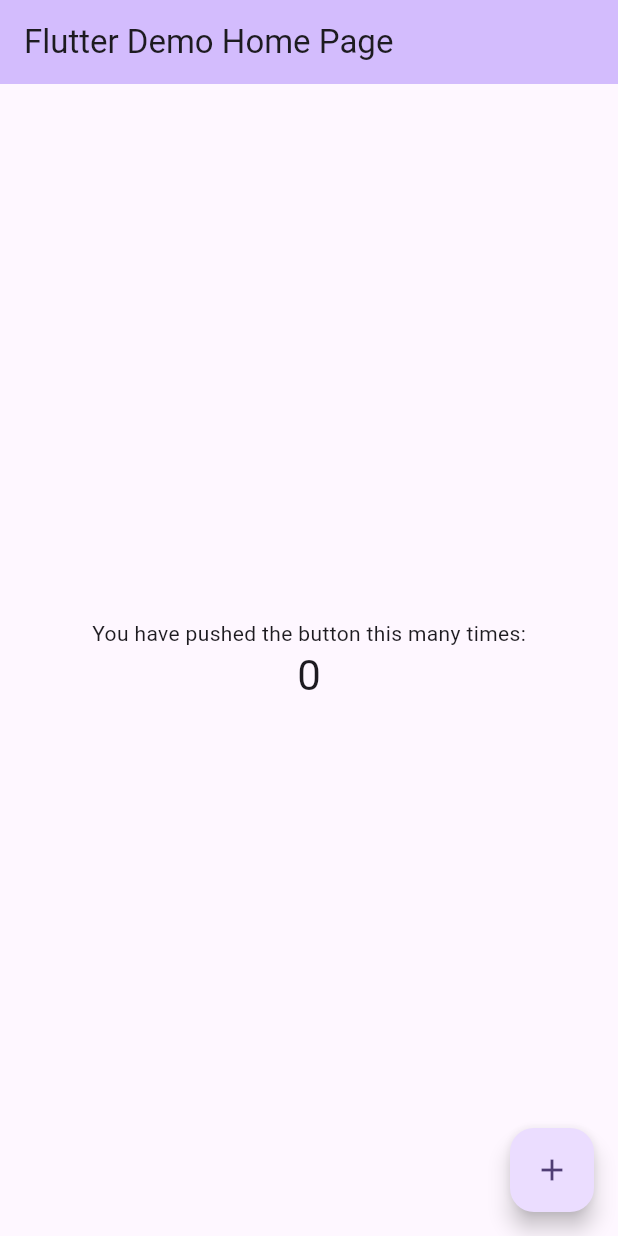
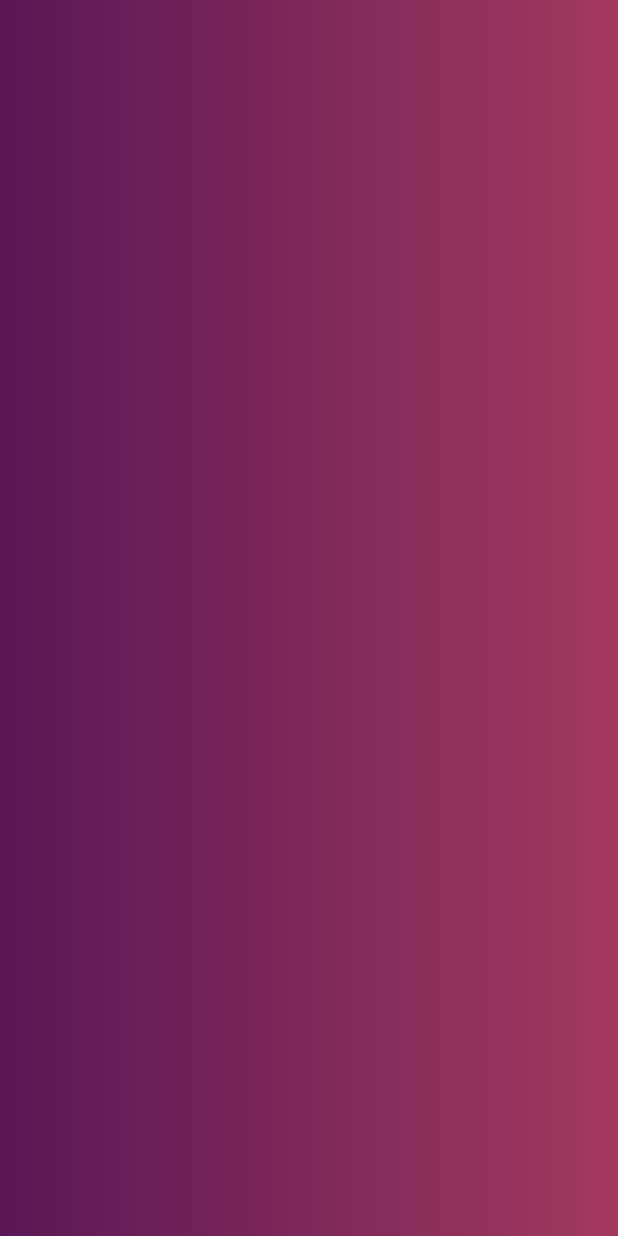
Before and after one commit to Ishu-Choubey/twyn_app, a Flutter app: the screen it shows after launch, on a phone screen of 412 x 824 dp. Run offline on Flutter 3.47's test engine with Material 2 defaults, Android fonts, the phone set to English and light mode, and no system bars.

Commit message:
Commit 1

```diff
--- a/lib/main.dart
+++ b/lib/main.dart
@@ -1,125 +1,27 @@
 import 'package:flutter/material.dart';
 
-void main() {
-  runApp(const MyApp());
+void main() => runApp(MaterialApp(
+      home: MainPage(),
+    ));
+
+class MainPage extends StatefulWidget {
+  @override
+  State<MainPage> createState() => _MainPageState();
 }
 
-class MyApp extends StatelessWidget {
-  const MyApp({super.key});
-
-  // This widget is the root of your application.
+class _MainPageState extends State<MainPage> {
   @override
-  Widget build(BuildContext context) {
-    return MaterialApp(
-      title: 'Flutter Demo',
-      theme: ThemeData(
-        // This is the theme of your application.
-        //
-        // TRY THIS: Try running your application with "flutter run". You'll see
-        // the application has a blue toolbar. Then, without quitting the app,
-        // try changing the seedColor in the colorScheme below to Colors.green
-        // and then invoke "hot reload" (save your changes or press the "hot
-        // reload" button in a Flutter-supported IDE, or press "r" if you used
-        // the command line to start the app).
-        //
-        // Notice that the counter didn't reset back to zero; the application
-        // state is not lost during the reload. To reset the state, use hot
-        // restart instead.
-        //
-        // This works for code too, not just values: Most code changes can be
-        // tested with just a hot reload.
-        colorScheme: ColorScheme.fromSeed(seedColor: Colors.deepPurple),
-        useMaterial3: true,
-      ),
-      home: const MyHomePage(title: 'Flutter Demo Home Page'),
-    );
-  }
+  Widget build(BuildContext context) => Scaffold(
+        backgroundColor: Colors.purpleAccent,
+        body: Container(
+          decoration: BoxDecoration(
+            gradient: LinearGradient(
+              colors: [
+                Color(0xFF591755),
+                Color(0xFFA23A5D),
+              ],
+            ),
+          ),
+        ),
+      );
 }
-
-class MyHomePage extends StatefulWidget {
-  const MyHomePage({super.key, required this.title});
-
-  // This widget is the home page of your application. It is stateful, meaning
-  // that it has a State object (defined below) that contains fields that affect
-  // how it looks.
-
-  // This class is the configuration for the state. It holds the values (in this
-  // case the title) provided by the parent (in this case the App widget) and
-  // used by the build method of the State. Fields in a Widget subclass are
-  // always marked "final".
-
-  final String title;
-
-  @override
-  State<MyHomePage> createState() => _MyHomePageState();
-}
-
-class _MyHomePageState extends State<MyHomePage> {
-  int _counter = 0;
-
-  void _incrementCounter() {
-    setState(() {
-      // This call to setState tells the Flutter framework that something has
-      // changed in this State, which causes it to rerun the build method below
-      // so that the display can reflect the updated values. If we changed
-      // _counter without calling setState(), then the build method would not be
-      // called again, and so nothing would appear to happen.
-      _counter++;
-    });
-  }
-
-  @override
-  Widget build(BuildContext context) {
-    // This method is rerun every time setState is called, for instance as done
-    // by the _incrementCounter method above.
-    //
-    // The Flutter framework has been optimized to make rerunning build methods
-    // fast, so that you can just rebuild anything that needs updating rather
-    // than having to individually change instances of widgets.
-    return Scaffold(
-      appBar: AppBar(
-        // TRY THIS: Try changing the color here to a specific color (to
-        // Colors.amber, perhaps?) and trigger a hot reload to see the AppBar
-        // change color while the other colors stay the same.
-        backgroundColor: Theme.of(context).colorScheme.inversePrimary,
-        // Here we take the value from the MyHomePage object that was created by
-        // the App.build method, and use it to set our appbar title.
-        title: Text(widget.title),
-      ),
-      body: Center(
-        // Center is a layout widget. It takes a single child and positions it
-        // in the middle of the parent.
-        child: Column(
-          // Column is also a layout widget. It takes a list of children and
-          // arranges them vertically. By default, it sizes itself to fit its
-          // children horizontally, and tries to be as tall as its parent.
-          //
-          // Column has various properties to control how it sizes itself and
-          // how it positions its children. Here we use mainAxisAlignment to
-          // center the children vertically; the main axis here is the vertical
-          // axis because Columns are vertical (the cross axis would be
-          // horizontal).
-          //
-          // TRY THIS: Invoke "debug painting" (choose the "Toggle Debug Paint"
-          // action in the IDE, or press "p" in the console), to see the
-          // wireframe for each widget.
-          mainAxisAlignment: MainAxisAlignment.center,
-          children: <Widget>[
-            const Text(
-              'You have pushed the button this many times:',
-            ),
-            Text(
-              '$_counter',
-              style: Theme.of(context).textTheme.headlineMedium,
-            ),
-          ],
-        ),
-      ),
-      floatingActionButton: FloatingActionButton(
-        onPressed: _incrementCounter,
-        tooltip: 'Increment',
-        child: const Icon(Icons.add),
-      ), // This trailing comma makes auto-formatting nicer for build methods.
-    );
-  }
-}
```
Also changed, not shown: pubspec.yaml (+7 -3 lines), pubspec.lock, 2 other files.
